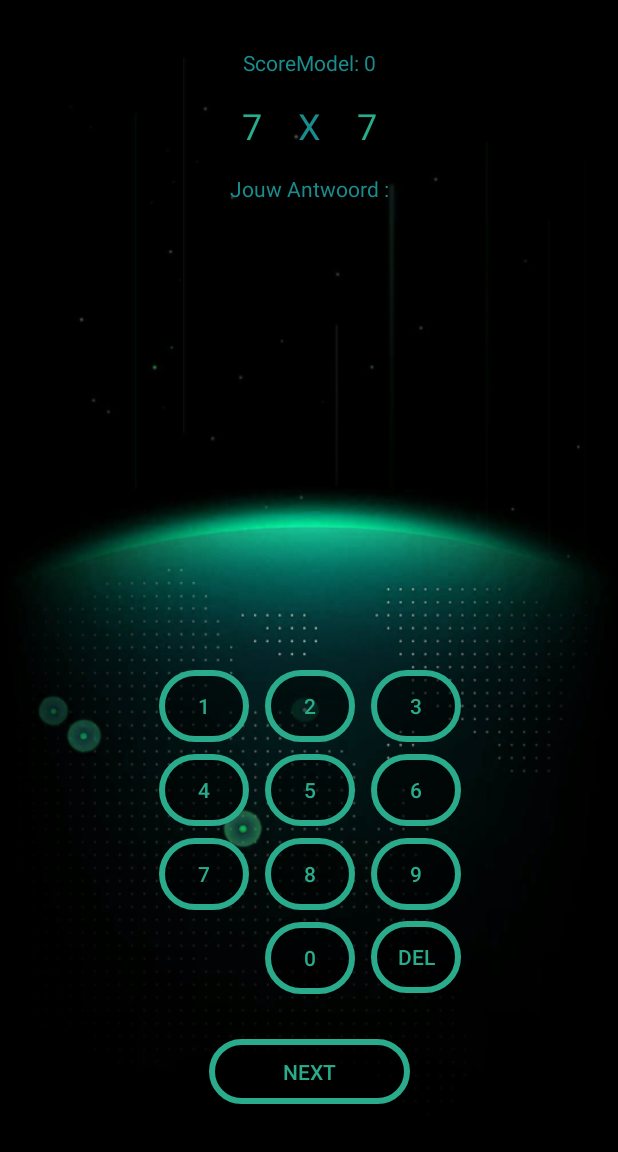
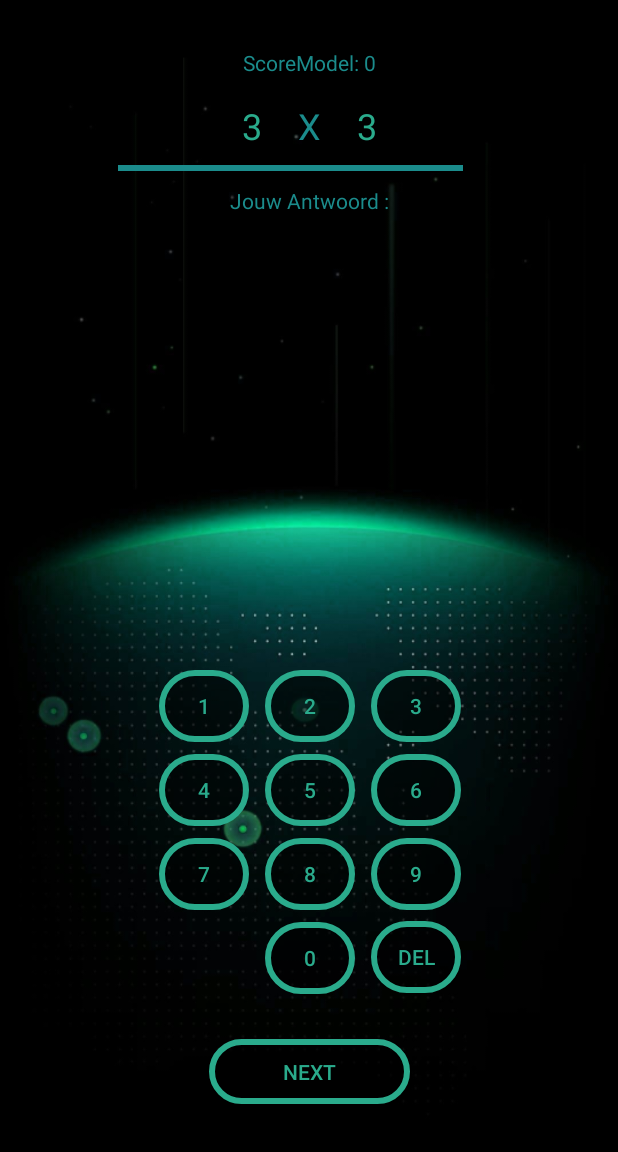
Before and after one commit to bidoofgoo/Tables, an Android app: the SommenActivity screen opened directly, with no data from a screen before it, on a phone screen of 412 x 824 dp, the part 84-1236 px from its top. Run offline under Robolectric (Android 15) with nearby library versions, the phone set to English and light mode, and no system bars; 3 statements that could not run were skipped.

Commit message:
Eindeloos is moeilijker
- Het is eindeloos moeilijk nu, succes met deze scores te verbeteren.
- Timer toegevoegd aan eindeloos.
- Eindeloos wordt moeilijker als je langer bezig bent
- Database ophalen werkt nu, nog geen feedback in de app zelf daarentegen.

```diff
--- a/app/src/main/java/nl/bidoofgoo/apps/tables/Multiplicatie.java
+++ b/app/src/main/java/nl/bidoofgoo/apps/tables/Multiplicatie.java
@@ -17,9 +17,11 @@ public class Multiplicatie {
     }
 
     // Genereer een willkeurige tafel berekening
-    public void genereerUitdaging(){
-        int getal1 = (int)(Math.random() * 9) + 1;
-        int getal2 = (int)(Math.random() * 9) + 1;
+    public void genereerUitdaging(int min, int max){
+        int range = max - min;
+        if (min < 1) min = 1;
+        int getal1 = (int)(Math.random() * (range - 1)) + min;
+        int getal2 = (int)(Math.random() * (range - 1)) + min;
 
         cijferL = getal1;
         cijferR = getal2;
--- a/app/src/main/java/nl/bidoofgoo/apps/tables/SommenActivity.java
+++ b/app/src/main/java/nl/bidoofgoo/apps/tables/SommenActivity.java
@@ -1,8 +1,11 @@
 package nl.bidoofgoo.apps.tables;
 
 import android.os.Bundle;
+import android.os.CountDownTimer;
 import android.support.v7.app.AppCompatActivity;
+import android.util.Log;
 import android.widget.Button;
+import android.widget.ProgressBar;
 import android.widget.TextView;
 import android.content.Intent;
 
@@ -15,11 +18,18 @@ public class SommenActivity extends AppCompatActivity {
     private TextView rechterGetalUI;
     private TextView input;
     private Button nextButton;
+    private ProgressBar timerBar;
 
     // Endless Mode
     private boolean endless = false;
     private TextView scoreUI;
     int score = 0;
+    int currentSom = 0;
+    int currentMax = 5;
+    int currentMin = 0;
+    int toNext = 7;
+    CountDownTimer timer;
+    final int timerSeconden = 10;
 
     private Button[] buttons;
 
@@ -33,6 +43,9 @@ public class SommenActivity extends AppCompatActivity {
         input = (TextView) findViewById(R.id.input);
         nextButton = (Button) findViewById(R.id.nextButton);
         scoreUI = (TextView) findViewById(R.id.scoreSpot);
+        timerBar = (ProgressBar) findViewById(R.id.timer);
+
+        timerBar.setProgress(0);
 
         setupButtons();
 
@@ -87,13 +100,18 @@ public class SommenActivity extends AppCompatActivity {
         }else{
             // Als het andwoord fout is
             if (!antwoord){
-                this.finish();
-                Intent scoreScherm = new Intent(SommenActivity.this, printResults.class);
-                scoreScherm.putExtra("score", score);
-                startActivity(scoreScherm);
+                endEndless();
             }else{
+                resetTimer();
                 // Maak een willekeurige uidaging
-                mults[0].genereerUitdaging();
+                currentSom++;
+                // Als dit de 7e vraag is, verhoog de moeilijkheid
+                if (currentSom % toNext == 0){
+                    currentMax += 2;
+                    currentMin += 1;
+                }
+
+                mults[0].genereerUitdaging(0, currentMax);
                 laadVraag();
             }
         }
@@ -114,7 +132,7 @@ public class SommenActivity extends AppCompatActivity {
 
         for (int i = 0; i < 10; i++) {
             mults[i] = new Multiplicatie();
-            mults[i].genereerUitdaging();
+            mults[i].genereerUitdaging(0, 10);
         }
 
         hoeveelsteVraag = 0;
@@ -138,18 +156,48 @@ public class SommenActivity extends AppCompatActivity {
         mults = new Multiplicatie[1];
 
         mults[0] = new Multiplicatie();
-        mults[0].genereerUitdaging();
+        mults[0].genereerUitdaging(currentMin, currentMax);
         hoeveelsteVraag = 0;
         score = 0;
+        resetTimer();
 
         updateScore();
+    }
+
+    private void endEndless(){
+        this.finish();
+        Intent scoreScherm = new Intent(SommenActivity.this, printResults.class);
+        scoreScherm.putExtra("score", score);
+        startActivity(scoreScherm);
+    }
+
+    private void resetTimer(){
+        timerBar.setProgress(100);
+
+        if (timer != null)
+            timer.cancel();
+
+        timer = new CountDownTimer(timerSeconden * 1000, 1000) {
+            @Override
+            public void onTick(long passed) {
+                Log.d("tmr", "onTick: " + passed);
+                timerBar.setProgress((int)(passed / 100));
+            }
+
+            @Override
+            public void onFinish() {
+                endEndless();
+            }
+        };
+
+        timer.start();
     }
 
     private void updateScore(){
         scoreUI.setText("ScoreModel: " + score);
     }
 
-    public static int buttonno = 0;
+    public int buttonno = 0;
     private void setupButtons(){
         buttons = new Button[11];
 
--- a/app/src/main/res/layout/activity_main.xml
+++ b/app/src/main/res/layout/activity_main.xml
@@ -1,5 +1,6 @@
 <?xml version="1.0" encoding="utf-8"?>
-<android.support.constraint.ConstraintLayout xmlns:android="http://schemas.android.com/apk/res/android"
+<android.support.constraint.ConstraintLayout
+    xmlns:android="http://schemas.android.com/apk/res/android"
     xmlns:app="http://schemas.android.com/apk/res-auto"
     xmlns:tools="http://schemas.android.com/tools"
     android:layout_width="match_parent"
--- a/app/src/main/res/layout/activity_sommen.xml
+++ b/app/src/main/res/layout/activity_sommen.xml
@@ -81,14 +81,14 @@
         android:layout_marginBottom="8dp"
         android:layout_marginEnd="8dp"
         android:layout_marginStart="8dp"
-        android:layout_marginTop="16dp"
+        android:layout_marginTop="8dp"
         android:text="Jouw Antwoord :"
         android:textAlignment="center"
         android:textColor="@color/colorPrimaryDark"
         app:layout_constraintBottom_toBottomOf="parent"
         app:layout_constraintEnd_toEndOf="parent"
         app:layout_constraintStart_toStartOf="parent"
-        app:layout_constraintTop_toBottomOf="@+id/keer"
+        app:layout_constraintTop_toBottomOf="@+id/timer"
         app:layout_constraintVertical_bias="0.0" />
 
     <TextView
@@ -330,4 +330,22 @@
             app:layout_constraintTop_toBottomOf="@+id/button9" />
     </android.support.constraint.ConstraintLayout>
 
+    <ProgressBar
+        android:id="@+id/timer"
+        style="?android:attr/progressBarStyleHorizontal"
+        android:layout_width="255dp"
+        android:layout_height="8dp"
+        android:layout_marginBottom="8dp"
+        android:layout_marginEnd="8dp"
+        android:layout_marginStart="8dp"
+        android:layout_marginTop="8dp"
+        android:max="100"
+        android:progress="100"
+        android:progressTint="@color/colorPrimaryDark"
+        app:layout_constraintBottom_toBottomOf="parent"
+        app:layout_constraintEnd_toEndOf="parent"
+        app:layout_constraintStart_toStartOf="parent"
+        app:layout_constraintTop_toBottomOf="@+id/keer"
+        app:layout_constraintVertical_bias="0.0" />
+
 </android.support.constraint.ConstraintLayout>
```
Also changed, not shown: app/src/main/java/nl/bidoofgoo/apps/tables/DatabaseConnectie.java (+29 -0 lines), app/src/main/java/nl/bidoofgoo/apps/tables/ScoreModel.java (+9 -0 lines).
